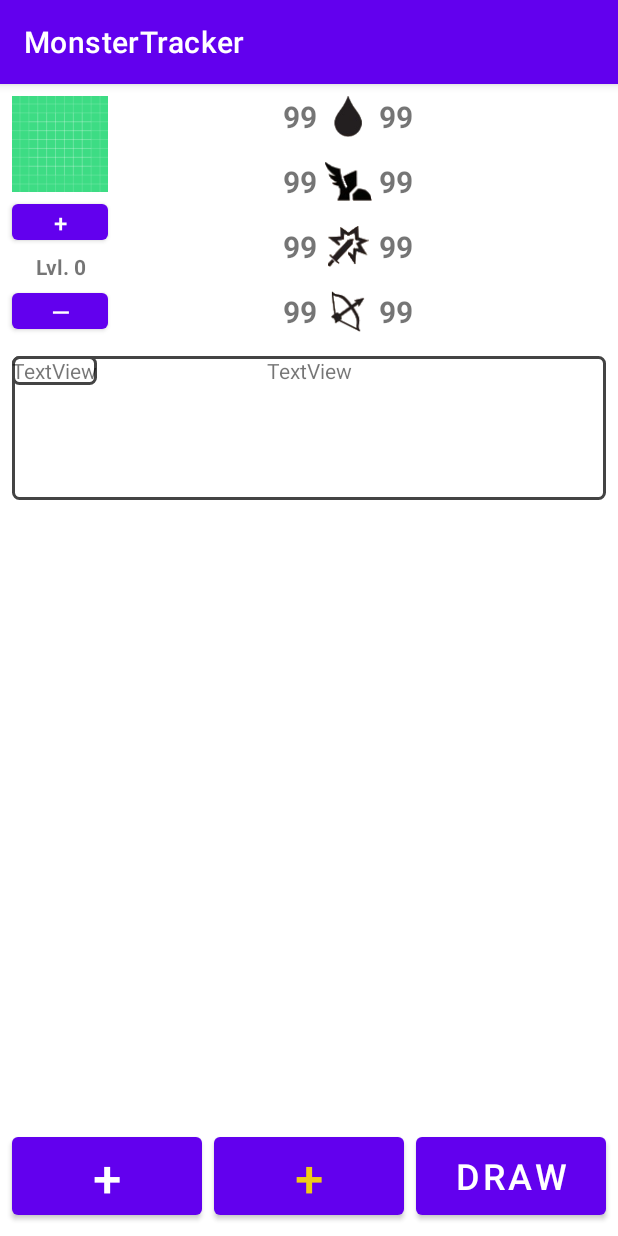
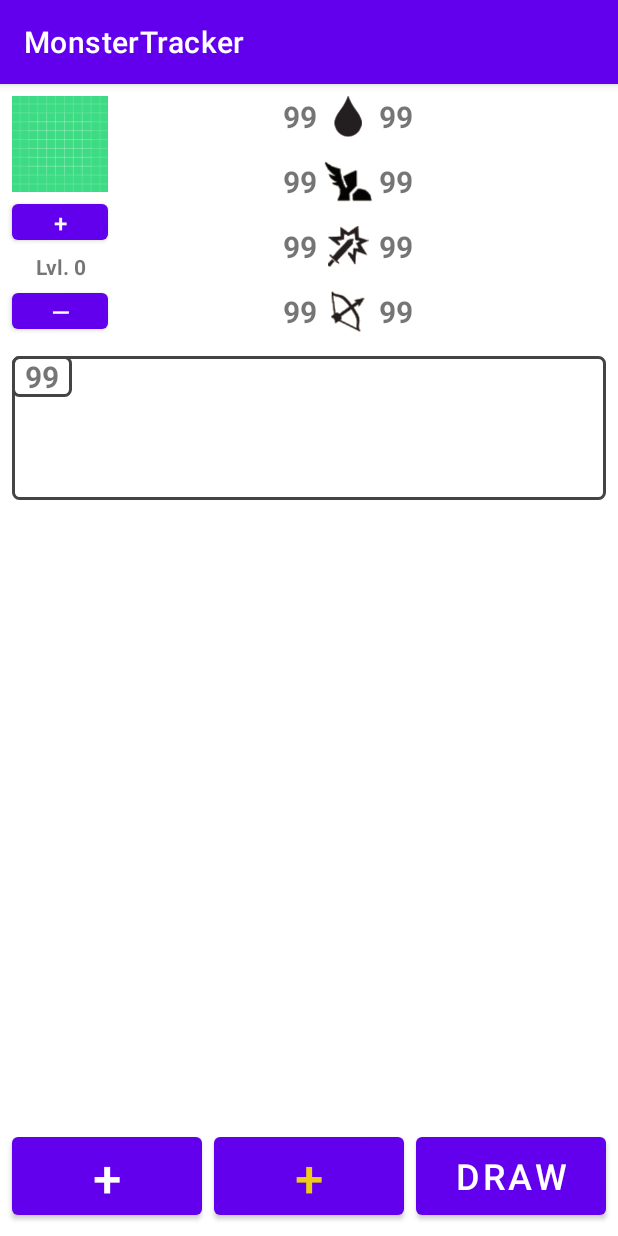
Before and after one commit to CSCE-Mobile-Programming/MonsterTracker, an Android app: the MonsterDetailsFragment screen opened directly, with no data from a screen before it, on a phone screen of 412 x 824 dp. Run offline under Robolectric (Android 15) with nearby library versions, the phone set to English and light mode, and no system bars; 30 statements that could not run were skipped.

Commit message:
Move some assets into drawable since they don't need to be loaded on the fly

```diff
--- a/app/src/main/java/com/uark/csce/monstertracker/MonsterDetailsActivity/MonsterDetailsContract.java
+++ b/app/src/main/java/com/uark/csce/monstertracker/MonsterDetailsActivity/MonsterDetailsContract.java
@@ -2,6 +2,7 @@ package com.uark.csce.monstertracker.MonsterDetailsActivity;
 
 import com.uark.csce.monstertracker.models.Monster;
 import com.uark.csce.monstertracker.models.MonsterRepository;
+import com.uark.csce.monstertracker.models.info.CardInfo;
 import com.uark.csce.monstertracker.models.info.MonsterInfo;
 
 public interface MonsterDetailsContract {
@@ -24,9 +25,15 @@ public interface MonsterDetailsContract {
         public void addHealth(int position);
         public void subtractHealth(int position);
         public void toggleStatus(String statusName, int position, ToggleStatusCallback callback);
+        public void drawCard(GetCardCallback callback);
+        public void getCurrentCardInfo(GetCardCallback callback);
     }
 
     interface ToggleStatusCallback {
         public void onToggleStatus(boolean currentState);
     }
+
+    interface GetCardCallback {
+        public void onCardReceived(CardInfo cardInfo);
+    }
 }
--- a/app/src/main/java/com/uark/csce/monstertracker/MonsterDetailsActivity/MonsterDetailsFragment.java
+++ b/app/src/main/java/com/uark/csce/monstertracker/MonsterDetailsActivity/MonsterDetailsFragment.java
@@ -18,6 +18,7 @@ import android.widget.TextView;
 
 import com.uark.csce.monstertracker.R;
 import com.uark.csce.monstertracker.models.info.AttributesInfo;
+import com.uark.csce.monstertracker.models.info.CardInfo;
 import com.uark.csce.monstertracker.models.info.MonsterInfo;
 import com.uark.csce.monstertracker.models.info.MonsterStatsInfo;
 
@@ -57,24 +58,12 @@ public class MonsterDetailsFragment extends Fragment implements MonsterDetailsCo
         Button btnLevelSubtract = (Button)root.findViewById(R.id.btnLevelSubtract);
         Button btnMonsterAddNormal = (Button)root.findViewById(R.id.btnMonsterAddNormal);
         Button btnMonsterAddElite = (Button)root.findViewById(R.id.btnMonsterAddElite);
+        Button btnDrawCard = root.findViewById(R.id.btnDrawCard);
         btnLevelAdd.setOnClickListener(levelAddAction);
         btnLevelSubtract.setOnClickListener(levelSubtractAction);
         btnMonsterAddNormal.setOnClickListener(monsterAddNormalAction);
         btnMonsterAddElite.setOnClickListener(monsterAddEliteAction);
-
-        ImageView ivHealth = (ImageView)root.findViewById(R.id.ivIconHealth);
-        ImageView ivMove = (ImageView)root.findViewById(R.id.ivIconMove);
-        ImageView ivAttack = (ImageView)root.findViewById(R.id.ivIconAttack);
-        ImageView ivRange = (ImageView)root.findViewById(R.id.ivIconRange);
-
-        try {
-            ivHealth.setImageBitmap(getBitmapFromAssets("icons/health.PNG"));
-            ivMove.setImageBitmap(getBitmapFromAssets("icons/move.PNG"));
-            ivAttack.setImageBitmap(getBitmapFromAssets("icons/attack.PNG"));
-            ivRange.setImageBitmap(getBitmapFromAssets("icons/range.PNG"));
-        } catch (IOException e) {
-            e.printStackTrace();
-        }
+        btnDrawCard.setOnClickListener(drawCardAction);
 
         adapter = new MonsterDetailsAdapter();
         rvMonsterList = root.findViewById(R.id.rvMonsterList);
@@ -90,6 +79,7 @@ public class MonsterDetailsFragment extends Fragment implements MonsterDetailsCo
         MonsterInfo info = presenter.getMonsterInfo();
         populateInfo(info);
         populateAttributes(info);
+        populateCardInfo();
     }
 
     @Override
@@ -179,6 +169,10 @@ public class MonsterDetailsFragment extends Fragment implements MonsterDetailsCo
         ((TextView)root.findViewById(R.id.tvEliteAttributesList)).setText(attributeTexts[1].toString());
     }
 
+    private void populateCardInfo() {
+        presenter.getCurrentCardInfo(cardReceivedCallback);
+    }
+
     private View.OnClickListener levelAddAction = new View.OnClickListener() {
         @Override
         public void onClick(View view) {
@@ -216,7 +210,22 @@ public class MonsterDetailsFragment extends Fragment implements MonsterDetailsCo
     private View.OnClickListener drawCardAction = new View.OnClickListener() {
         @Override
         public void onClick(View view) {
-            // TODO
+            presenter.drawCard(cardReceivedCallback);
+        }
+    };
+
+    private MonsterDetailsContract.GetCardCallback cardReceivedCallback = new MonsterDetailsContract.GetCardCallback() {
+        @Override
+        public void onCardReceived(CardInfo cardInfo) {
+            TextView tvCardInitiative = root.findViewById(R.id.tvCardInitiative);
+            TextView tvCardText = root.findViewById(R.id.tvCardText);
+            tvCardInitiative.setText(Integer.toString(cardInfo.getInitiative()));
+            StringBuilder sb = new StringBuilder();
+            for (int i = 0; i < cardInfo.getAction().size(); i++) {
+                sb.append(cardInfo.getAction().get(i).getActionText());
+                sb.append(i == cardInfo.getAction().size() - 1 ? "" : "\n");
+            }
+            tvCardText.setText(sb.toString());
         }
     };
 
--- a/app/src/main/res/layout/fragment_monster_details.xml
+++ b/app/src/main/res/layout/fragment_monster_details.xml
@@ -94,7 +94,7 @@
         android:id="@+id/ivIconHealth"
         android:layout_width="32dp"
         android:layout_height="0dp"
-        android:src="@drawable/ic_launcher_background"
+        android:src="@drawable/health"
         app:layout_constraintBottom_toBottomOf="@+id/tvNormalHealth"
         app:layout_constraintStart_toEndOf="@+id/tvNormalHealth"
         app:layout_constraintTop_toTopOf="@+id/tvNormalHealth" />
@@ -103,16 +103,16 @@
         android:id="@+id/ivIconMove"
         android:layout_width="32dp"
         android:layout_height="0dp"
-        android:src="@drawable/ic_launcher_background"
+        android:src="@drawable/move"
         app:layout_constraintBottom_toBottomOf="@+id/tvNormalMove"
         app:layout_constraintStart_toEndOf="@+id/tvNormalMove"
-        app:layout_constraintTop_toTopOf="@+id/tvNormalMove" />
+        app:layout_constraintTop_toTopOf="@+id/tvNormalMove"/>
 
     <ImageView
         android:id="@+id/ivIconAttack"
         android:layout_width="32dp"
         android:layout_height="0dp"
-        android:src="@drawable/ic_launcher_background"
+        android:src="@drawable/attack"
         app:layout_constraintBottom_toBottomOf="@+id/tvNormalAttack"
         app:layout_constraintStart_toEndOf="@+id/tvNormalAttack"
         app:layout_constraintTop_toTopOf="@+id/tvNormalAttack" />
@@ -121,7 +121,7 @@
         android:id="@+id/ivIconRange"
         android:layout_width="32dp"
         android:layout_height="0dp"
-        android:src="@drawable/ic_launcher_background"
+        android:src="@drawable/range"
         app:layout_constraintBottom_toBottomOf="@+id/tvNormalRange"
         app:layout_constraintStart_toEndOf="@+id/tvNormalRange"
         app:layout_constraintTop_toTopOf="@+id/tvNormalRange" />
@@ -193,8 +193,8 @@
         android:layout_marginTop="16dp"
         android:background="@drawable/rounded_background"
         android:minHeight="96dp"
-        android:text="TextView"
         android:textAlignment="center"
+        android:textSize="20dp"
         app:layout_constraintEnd_toEndOf="@+id/tvEliteAttributesList"
         app:layout_constraintStart_toStartOf="@+id/tvLevel"
         app:layout_constraintTop_toBottomOf="@+id/ivIconRange" />
@@ -216,7 +216,13 @@
         android:layout_width="wrap_content"
         android:layout_height="wrap_content"
         android:background="@drawable/rounded_background"
-        android:text="TextView"
+        android:gravity="center"
+        android:minWidth="40dp"
+        android:minHeight="24dp"
+        android:text="99"
+        android:textAlignment="center"
+        android:textSize="20sp"
+        android:textStyle="bold"
         app:layout_constraintStart_toStartOf="@+id/tvCardText"
         app:layout_constraintTop_toTopOf="@+id/tvCardText" />
 
```
Also changed, not shown: app/src/main/java/com/uark/csce/monstertracker/MonsterDetailsActivity/MonsterDetailsAdapter.java (+0 -21 lines), app/src/main/java/com/uark/csce/monstertracker/MonsterDetailsActivity/MonsterDetailsPresenter.java (+16 -1 lines), app/src/main/res/layout/rv_monster_item.xml (+46 -41 lines), app/src/main/assets/monster/monsters.json, app/src/main/res/drawable/attack.PNG (renamed from app/src/main/assets/icons/attack.PNG), app/src/main/res/drawable/disarm.PNG (renamed from app/src/main/assets/icons/disarm.PNG), app/src/main/res/drawable/health.PNG (renamed from app/src/main/assets/icons/health.PNG), app/src/main/res/drawable/immobilize.PNG (renamed from app/src/main/assets/icons/immobilize.PNG), app/src/main/res/drawable/invisible.PNG (renamed from app/src/main/assets/icons/invisible.PNG), app/src/main/res/drawable/move.PNG (renamed from app/src/main/assets/icons/move.PNG), app/src/main/res/drawable/muddle.PNG (renamed from app/src/main/assets/icons/muddle.PNG), app/src/main/res/drawable/poison.PNG (renamed from app/src/main/assets/icons/poison.PNG), app/src/main/res/drawable/range.PNG (renamed from app/src/main/assets/icons/range.PNG), app/src/main/res/drawable/strengthen.PNG (renamed from app/src/main/assets/icons/strengthen.PNG), 2 more files.
